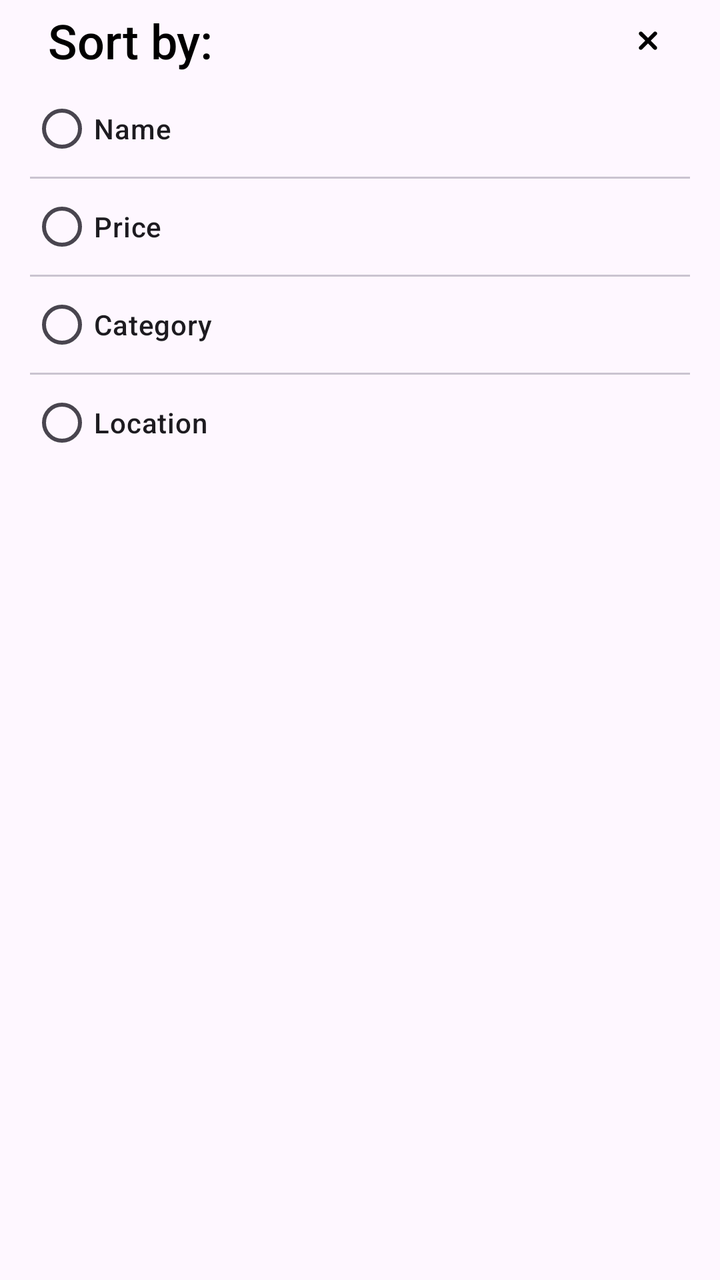
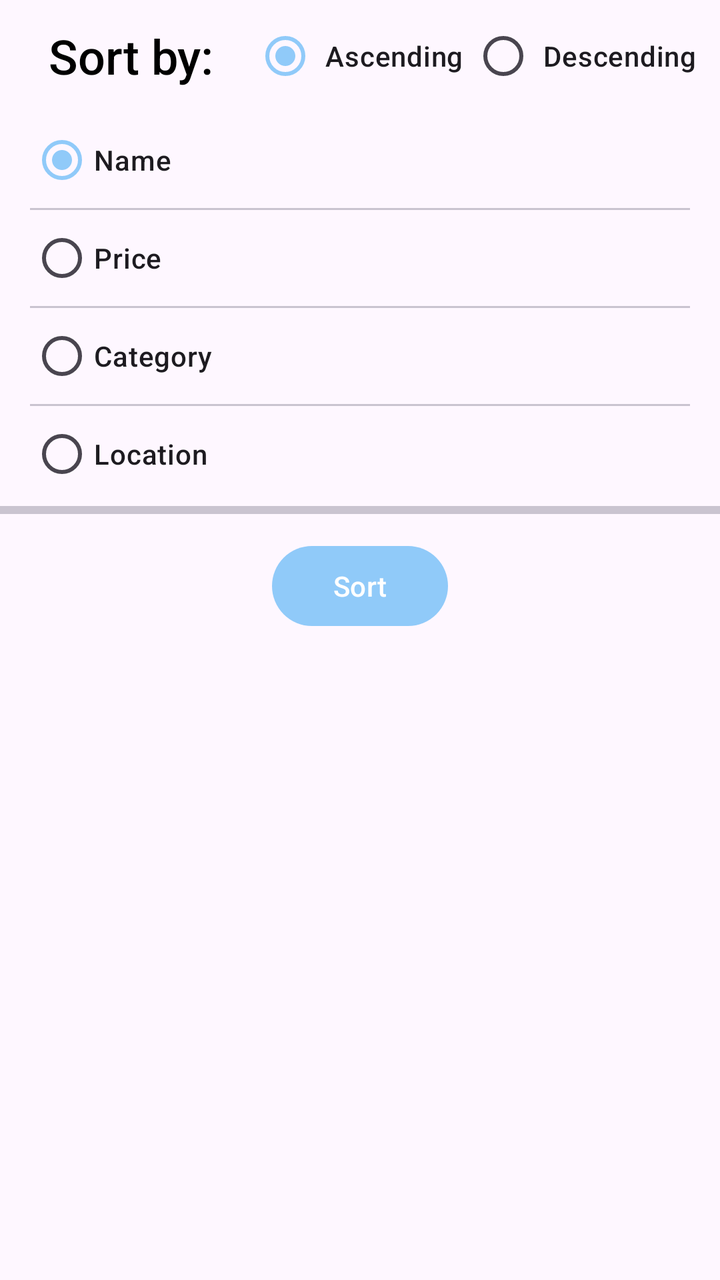

Before-and-after screenshots of an Android layout around one commit, followed by the original layout XML and the change that was made.
<!-- AndroidManifest.xml: application theme Theme.EventPlanner -->
<!-- res/layout/fragment_item_options.xml -->
<?xml version="1.0" encoding="utf-8"?>
<LinearLayout
    xmlns:android="http://schemas.android.com/apk/res/android"
    xmlns:tools="http://schemas.android.com/tools"
    android:layout_width="match_parent"
    android:layout_height="wrap_content"
    android:orientation="vertical"
    tools:context=".fragments.ItemSortOptionsFragment">

    <LinearLayout
        android:layout_width="match_parent"
        android:layout_height="wrap_content"
        android:layout_margin="4dp"
        android:orientation="horizontal"
        >

        <com.google.android.material.textview.MaterialTextView
            android:layout_width="wrap_content"
            android:layout_height="wrap_content"
            android:text="@string/sort_options"
            android:textSize="24sp"
            android:paddingHorizontal="20dp"
            />

        <include layout="@layout/space_divider"/>

        <include layout="@layout/view_close_button"/>

    </LinearLayout>

    <RadioGroup
        android:layout_width="match_parent"
        android:layout_height="wrap_content"
        android:paddingHorizontal="15dp"
        >

        <com.google.android.material.radiobutton.MaterialRadioButton
            android:layout_width="match_parent"
            android:layout_height="wrap_content"
            android:text="Name"
            />

        <include layout="@layout/divider_thin"/>

        <com.google.android.material.radiobutton.MaterialRadioButton
            android:layout_width="match_parent"
            android:layout_height="wrap_content"
            android:text="Price"
            />

        <include layout="@layout/divider_thin"/>

        <com.google.android.material.radiobutton.MaterialRadioButton
            android:layout_width="match_parent"
            android:layout_height="wrap_content"
            android:text="Category"
            />

        <include layout="@layout/divider_thin"/>

        <com.google.android.material.radiobutton.MaterialRadioButton
            android:layout_width="match_parent"
            android:layout_height="wrap_content"
            android:text="Location"
            />

    </RadioGroup>

</LinearLayout>
<!-- res/layout/space_divider.xml (included above) -->
<?xml version="1.0" encoding="utf-8"?>
<Space
    xmlns:android="http://schemas.android.com/apk/res/android"
    android:layout_width="0dp"
    android:layout_height="wrap_content"
    android:layout_weight="1"/>
<!-- res/layout/view_close_button.xml (included above) -->
<?xml version="1.0" encoding="utf-8"?>
<ImageButton
    xmlns:android="http://schemas.android.com/apk/res/android"
    android:id="@+id/close_button"
    android:layout_width="wrap_content"
    android:layout_height="match_parent"
    android:background="?attr/selectableItemBackgroundBorderless"
    android:contentDescription="@string/button_close"
    android:layout_marginEnd="20dp"
    android:src="@drawable/ic_close"
    />
<!-- res/layout/divider_thin.xml (included above) -->
<?xml version="1.0" encoding="utf-8"?>
<com.google.android.material.divider.MaterialDivider
    xmlns:android="http://schemas.android.com/apk/res/android"
    android:layout_width="match_parent"
    android:layout_height="2dp"
    android:background="@color/black"
    android:layout_margin="8dp"
    />
<!-- resources referenced by this layout -->
<resources>
  <color name="black">#FF000000</color>
  <!-- drawable ic_close (drawable) -->
  <vector xmlns:android="http://schemas.android.com/apk/res/android" android:height="24dp" android:tint="#000000" android:viewportHeight="960" android:viewportWidth="960" android:width="24dp">
        
      <path android:fillColor="@android:color/white" android:pathData="M480,536L364,652Q353,663 336,663Q319,663 308,652Q297,641 297,624Q297,607 308,596L424,480L308,365Q297,354 297,337Q297,320 308,309Q319,298 336,298Q353,298 364,309L480,425L595,309Q606,298 623,298Q640,298 651,309Q663,321 663,337.5Q663,354 651,365L535,480L651,596Q662,607 662,624Q662,641 651,652Q639,664 622.5,664Q606,664 595,652L480,536Z"/>
      
  </vector>
  <string name="button_close">Close</string>
  <string name="sort_options">Sort by:</string>
  <style name="Theme.EventPlanner" parent="Theme.Material3.DayNight.NoActionBar">
          
          <item name="colorPrimary">@color/blue_200</item>
          <item name="colorPrimaryVariant">@color/blue_500</item>
          <item name="colorOnPrimary">@color/white</item>
          
          <item name="colorSecondary">@color/purple_200</item>
          <item name="colorSecondaryVariant">@color/purple_500</item>
          <item name="colorOnSecondary">@color/white</item>
          
          <item name="android:statusBarColor">@color/black</item>
          
          <item name="android:textColor">@color/black</item>
          <item name="android:fontFamily">sans-serif-medium</item>
          
          <item name="windowActionBar">false</item>
          <item name="windowNoTitle">true</item>
          <item name="android:windowFullscreen">true</item>
          <item name="android:windowContentOverlay">@null</item>
      </style>
  <color name="blue_200">#90CAF9</color>
  <color name="blue_500">#03A9F4</color>
  <color name="white">#FFFFFFFF</color>
  <color name="purple_200">#B39DDB</color>
  <color name="purple_500">#673AB7</color>
</resources>

<!-- the commit's change to res/layout/fragment_item_options.xml (unified diff, before → after) -->
@@ -16,13 +16,39 @@
 
         <com.google.android.material.textview.MaterialTextView
             android:layout_width="wrap_content"
-            android:layout_height="wrap_content"
+            android:layout_height="match_parent"
             android:text="@string/sort_options"
             android:textSize="24sp"
             android:paddingHorizontal="20dp"
+            android:gravity="center"
             />
 
         <include layout="@layout/space_divider"/>
+
+        <RadioGroup
+            android:layout_width="wrap_content"
+            android:layout_height="wrap_content"
+            android:orientation="horizontal"
+            android:checkedButton="@id/sort_ascending_items"
+            >
+
+            <com.google.android.material.radiobutton.MaterialRadioButton
+                android:id="@+id/sort_ascending_items"
+                android:layout_width="match_parent"
+                android:layout_height="wrap_content"
+                android:text="@string/ascending"
+                android:paddingHorizontal="4dp"
+                />
+
+            <com.google.android.material.radiobutton.MaterialRadioButton
+                android:id="@+id/sort_descending_items"
+                android:layout_width="match_parent"
+                android:layout_height="wrap_content"
+                android:text="@string/descending"
+                android:paddingHorizontal="4dp"
+                />
+
+        </RadioGroup>
 
         <include layout="@layout/view_close_button"/>
 
@@ -32,39 +58,61 @@
         android:layout_width="match_parent"
         android:layout_height="wrap_content"
         android:paddingHorizontal="15dp"
+        android:checkedButton="@id/sort_item_name"
         >
 
         <com.google.android.material.radiobutton.MaterialRadioButton
+            android:id="@+id/sort_item_name"
             android:layout_width="match_parent"
             android:layout_height="wrap_content"
-            android:text="Name"
+            android:text="@string/name"
             />
 
         <include layout="@layout/divider_thin"/>
 
         <com.google.android.material.radiobutton.MaterialRadioButton
+            android:id="@+id/sort_item_price"
             android:layout_width="match_parent"
             android:layout_height="wrap_content"
-            android:text="Price"
+            android:text="@string/price"
             />
 
         <include layout="@layout/divider_thin"/>
 
         <com.google.android.material.radiobutton.MaterialRadioButton
+            android:id="@+id/sort_item_category"
             android:layout_width="match_parent"
             android:layout_height="wrap_content"
-            android:text="Category"
+            android:text="@string/category"
             />
 
         <include layout="@layout/divider_thin"/>
 
         <com.google.android.material.radiobutton.MaterialRadioButton
+            android:id="@+id/sort_item_location"
             android:layout_width="match_parent"
             android:layout_height="wrap_content"
-            android:text="Location"
+            android:text="@string/location"
             />
 
     </RadioGroup>
+
+    <include layout="@layout/divider_thick"/>
+
+    <LinearLayout
+        android:layout_width="match_parent"
+        android:layout_height="wrap_content"
+        android:orientation="horizontal"
+        android:padding="10dp"
+        android:gravity="center"
+        >
+        <com.google.android.material.button.MaterialButton
+            android:layout_width="wrap_content"
+            android:layout_height="wrap_content"
+            android:text="@string/sort"
+            />
+
+    </LinearLayout>
 
 </LinearLayout>
 <!-- res/layout/space_divider.xml (included above) -->
@@ -95,3 +143,12 @@
     android:background="@color/black"
     android:layout_margin="8dp"
     />
+<!-- res/layout/divider_thick.xml (included above) -->
+<?xml version="1.0" encoding="utf-8"?>
+<com.google.android.material.divider.MaterialDivider
+    xmlns:android="http://schemas.android.com/apk/res/android"
+    android:layout_width="match_parent"
+    android:layout_height="4dp"
+    android:background="@color/black"
+    android:layout_marginTop="2dp"
+    android:layout_marginBottom="2dp"/>
<!-- resource entries referenced after the edit -->
@@ -7,7 +7,14 @@
       <path android:fillColor="@android:color/white" android:pathData="M480,536L364,652Q353,663 336,663Q319,663 308,652Q297,641 297,624Q297,607 308,596L424,480L308,365Q297,354 297,337Q297,320 308,309Q319,298 336,298Q353,298 364,309L480,425L595,309Q606,298 623,298Q640,298 651,309Q663,321 663,337.5Q663,354 651,365L535,480L651,596Q662,607 662,624Q662,641 651,652Q639,664 622.5,664Q606,664 595,652L480,536Z"/>
       
   </vector>
+  <string name="ascending">Ascending</string>
   <string name="button_close">Close</string>
+  <string name="category">Category</string>
+  <string name="descending">Descending</string>
+  <string name="location">Location</string>
+  <string name="name">Name</string>
+  <string name="price">Price</string>
+  <string name="sort">Sort</string>
   <string name="sort_options">Sort by:</string>
   <style name="Theme.EventPlanner" parent="Theme.Material3.DayNight.NoActionBar">
           
